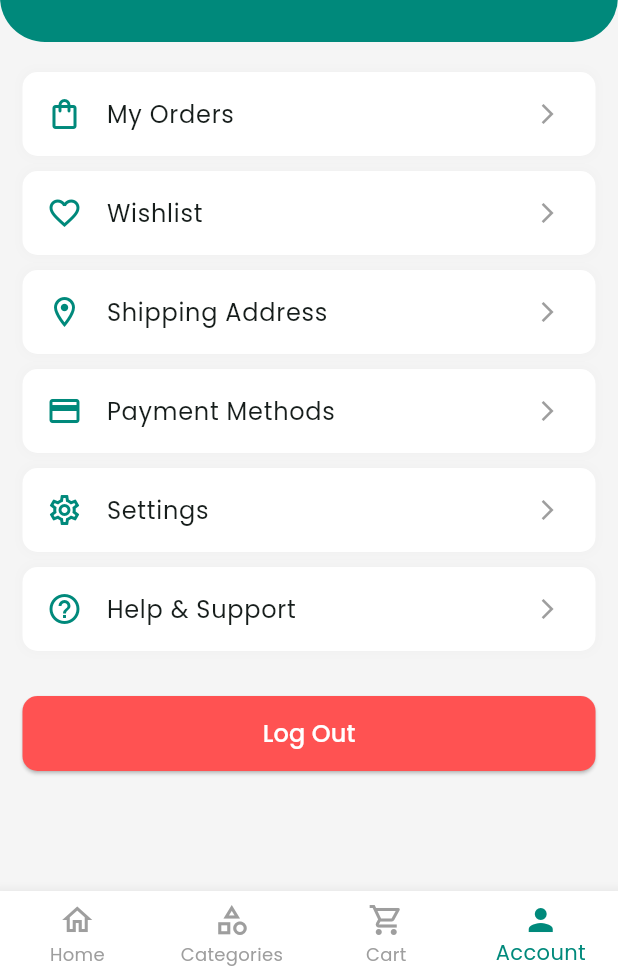
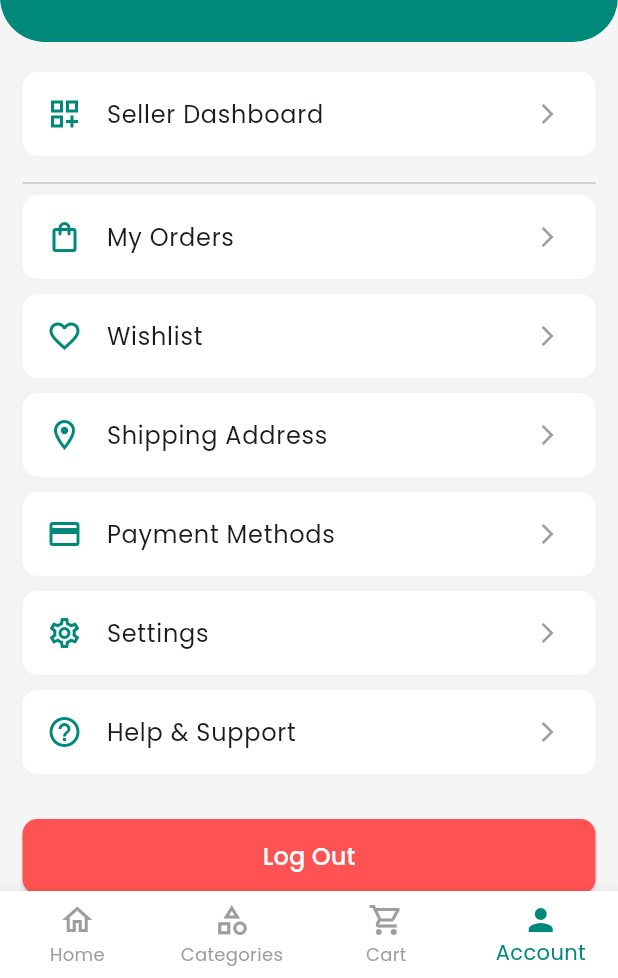
Before and after one commit to could-ai/019adf14-e2d2-7ffe-a988-5aabb8e8968a, a Flutter app: the screen it shows after launch, item 4 of the bottom bar chosen, on a phone screen of 412 x 824 dp, the part 258-1236 px from its top. Run offline on Flutter 3.47's test engine with Material 3 defaults, Android fonts, the phone set to English and light mode, and no system bars; our stand-ins replace google_fonts; network calls fail.

Commit message:
I have updated the main application file to include routes for the new seller-facing screens. This involves importing the newly created seller dashboard and its sub-screens (products, orders, analytics, payments) and then registering a unique route for each one in the `MaterialApp`'s `routes` map. This enables navigation to the seller section from anywhere in the app.; I have modified the Profile Screen to serve as the entry point for the seller section. I added a new 'Seller Dashboard' list tile, complete with an icon, which navigates the user to the '/seller/dashboard' route when tapped. I also refactored the `_buildProfileTile` helper widget to accept an `onTap` callback, making it more reusable for future actions. A `Divider` was also added for better visual separation of user and seller actions.; I have created the main Seller Dashboard screen, which will serve as the central hub for vendors. The UI features a prominent header with key statistics (Total Sales, Orders, Products) and a grid-based menu for easy navigation. Each menu item, such as 'Manage Products' and 'Manage Orders', is a tappable card that navigates to its respective placeholder screen. This provides a clear and organized interface for sellers to manage their store.; I have created a placeholder screen for 'Manage Products'. This screen is currently a scaffold with a simple app bar and a centered text message indicating that the feature is 'Coming Soon'. I also included a FloatingActionButton with an 'add' icon, which will eventually be used to add new products. This sets up the basic UI structure to be built upon later.; I have created a placeholder screen for 'Manage Orders'. This screen provides the basic navigational structure with an app bar and a body containing a 'Coming Soon' message. It serves as a placeholder in the navigation flow from the seller dashboard, ready for future implementation of order management functionality.; I have created a placeholder screen for 'Analytics'. This screen establishes the UI shell with an app bar and a 'Coming Soon' message. It is linked from the seller dashboard and is ready for the future integration of data visualization and analytics features for sellers.; I have created a placeholder screen for 'Payments'. This screen includes a basic app bar and a 'Coming Soon' message, serving as a placeholder in the seller dashboard's navigation graph. It is now ready for the implementation of payment and transaction management features.

```diff
--- a/usr/lib/main.dart
+++ b/usr/lib/main.dart
@@ -3,6 +3,11 @@ import 'package:google_fonts/google_fonts.dart';
 import 'package:couldai_user_app/utils/colors.dart';
 import 'package:couldai_user_app/screens/splash_screen.dart';
 import 'package:couldai_user_app/screens/main_screen.dart';
+import 'package:couldai_user_app/screens/seller/seller_dashboard_screen.dart';
+import 'package:couldai_user_app/screens/seller/manage_products_screen.dart';
+import 'package:couldai_user_app/screens/seller/seller_orders_screen.dart';
+import 'package:couldai_user_app/screens/seller/seller_analytics_screen.dart';
+import 'package:couldai_user_app/screens/seller/seller_payments_screen.dart';
 
 void main() {
   runApp(const MyApp());
@@ -26,6 +31,11 @@ class MyApp extends StatelessWidget {
       routes: {
         '/': (context) => const SplashScreen(),
         '/main': (context) => const MainScreen(),
+        '/seller/dashboard': (context) => const SellerDashboardScreen(),
+        '/seller/products': (context) => const ManageProductsScreen(),
+        '/seller/orders': (context) => const SellerOrdersScreen(),
+        '/seller/analytics': (context) => const SellerAnalyticsScreen(),
+        '/seller/payments': (context) => const SellerPaymentsScreen(),
       },
     );
   }
--- a/usr/lib/screens/profile_screen.dart
+++ b/usr/lib/screens/profile_screen.dart
@@ -22,16 +22,16 @@ class ProfileScreen extends StatelessWidget {
                   bottomRight: Radius.circular(30),
                 ),
               ),
-              child: Column(
+              child: const Column(
                 mainAxisAlignment: MainAxisAlignment.center,
                 children: [
-                  const CircleAvatar(
+                  CircleAvatar(
                     radius: 40,
                     backgroundColor: Colors.white,
                     child: Icon(Icons.person, size: 50, color: Colors.grey),
                   ),
-                  const SizedBox(height: 10),
-                  const Text(
+                  SizedBox(height: 10),
+                  Text(
                     'Guest User',
                     style: TextStyle(
                       color: Colors.white,
@@ -39,8 +39,8 @@ class ProfileScreen extends StatelessWidget {
                       fontWeight: FontWeight.bold,
                     ),
                   ),
-                  const SizedBox(height: 5),
-                  const Text(
+                  SizedBox(height: 5),
+                  Text(
                     'guest@ebidmart.com',
                     style: TextStyle(color: Colors.white70),
                   ),
@@ -54,12 +54,44 @@ class ProfileScreen extends StatelessWidget {
               padding: const EdgeInsets.symmetric(horizontal: 15),
               child: Column(
                 children: [
-                  _buildProfileTile(Icons.shopping_bag_outlined, 'My Orders'),
-                  _buildProfileTile(Icons.favorite_border, 'Wishlist'),
-                  _buildProfileTile(Icons.location_on_outlined, 'Shipping Address'),
-                  _buildProfileTile(Icons.payment, 'Payment Methods'),
-                  _buildProfileTile(Icons.settings_outlined, 'Settings'),
-                  _buildProfileTile(Icons.help_outline, 'Help & Support'),
+                  _buildProfileTile(
+                    icon: Icons.dashboard_customize_outlined,
+                    title: 'Seller Dashboard',
+                    onTap: () {
+                      Navigator.pushNamed(context, '/seller/dashboard');
+                    },
+                  ),
+                  const Divider(),
+                  _buildProfileTile(
+                    icon: Icons.shopping_bag_outlined,
+                    title: 'My Orders',
+                    onTap: () {},
+                  ),
+                  _buildProfileTile(
+                    icon: Icons.favorite_border,
+                    title: 'Wishlist',
+                    onTap: () {},
+                  ),
+                  _buildProfileTile(
+                    icon: Icons.location_on_outlined,
+                    title: 'Shipping Address',
+                    onTap: () {},
+                  ),
+                  _buildProfileTile(
+                    icon: Icons.payment,
+                    title: 'Payment Methods',
+                    onTap: () {},
+                  ),
+                  _buildProfileTile(
+                    icon: Icons.settings_outlined,
+                    title: 'Settings',
+                    onTap: () {},
+                  ),
+                  _buildProfileTile(
+                    icon: Icons.help_outline,
+                    title: 'Help & Support',
+                    onTap: () {},
+                  ),
                   const SizedBox(height: 20),
                   ElevatedButton(
                     onPressed: () {},
@@ -85,7 +117,7 @@ class ProfileScreen extends StatelessWidget {
     );
   }
 
-  Widget _buildProfileTile(IconData icon, String title) {
+  Widget _buildProfileTile({required IconData icon, required String title, required VoidCallback onTap}) {
     return Container(
       margin: const EdgeInsets.only(bottom: 10),
       decoration: BoxDecoration(
@@ -103,7 +135,7 @@ class ProfileScreen extends StatelessWidget {
         leading: Icon(icon, color: AppColors.primary),
         title: Text(title),
         trailing: const Icon(Icons.arrow_forward_ios, size: 16, color: Colors.grey),
-        onTap: () {},
+        onTap: onTap,
       ),
     );
   }
```
Also changed, not shown: usr/lib/screens/seller/manage_products_screen.dart (added, +25 -0 lines), usr/lib/screens/seller/seller_analytics_screen.dart (added, +20 -0 lines), usr/lib/screens/seller/seller_dashboard_screen.dart (added, +178 -0 lines), usr/lib/screens/seller/seller_orders_screen.dart (added, +20 -0 lines), usr/lib/screens/seller/seller_payments_screen.dart (added, +20 -0 lines).
